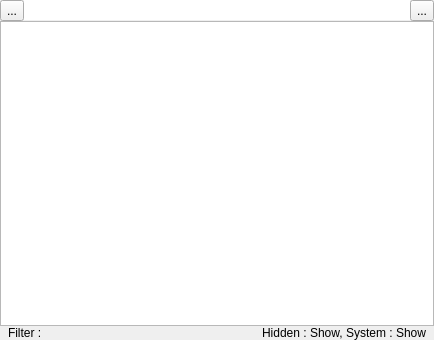
haraki/farman, file folderform.ui: the form before one commit.
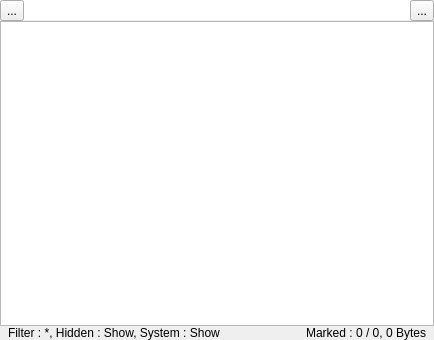
The form after the commit. Icons and pictures are not drawn. Custom widgets are drawn as their Qt base class.

Commit message: the wording of the filter is summarized.(refs #82)

Diff of the .ui file:
```diff
--- a/folderform.ui
+++ b/folderform.ui
@@ -131,7 +131,7 @@
      <item>
       <widget class="QLabel" name="filterNameMaskLabel">
        <property name="text">
-        <string>Filter : </string>
+        <string>Filter : *, Hidden : Show, System : Show</string>
        </property>
        <property name="indent">
         <number>8</number>
@@ -141,7 +141,7 @@
      <item>
       <widget class="QLabel" name="filterFlagsLabel">
        <property name="text">
-        <string>Hidden : Show, System : Show</string>
+        <string>Marked : 0 / 0, 0 Bytes</string>
        </property>
        <property name="alignment">
         <set>Qt::AlignRight|Qt::AlignTrailing|Qt::AlignVCenter</set>
```
Left out of the diff: 4 changed lines with no effect on the pictures. The commit also changes 2 other files.
